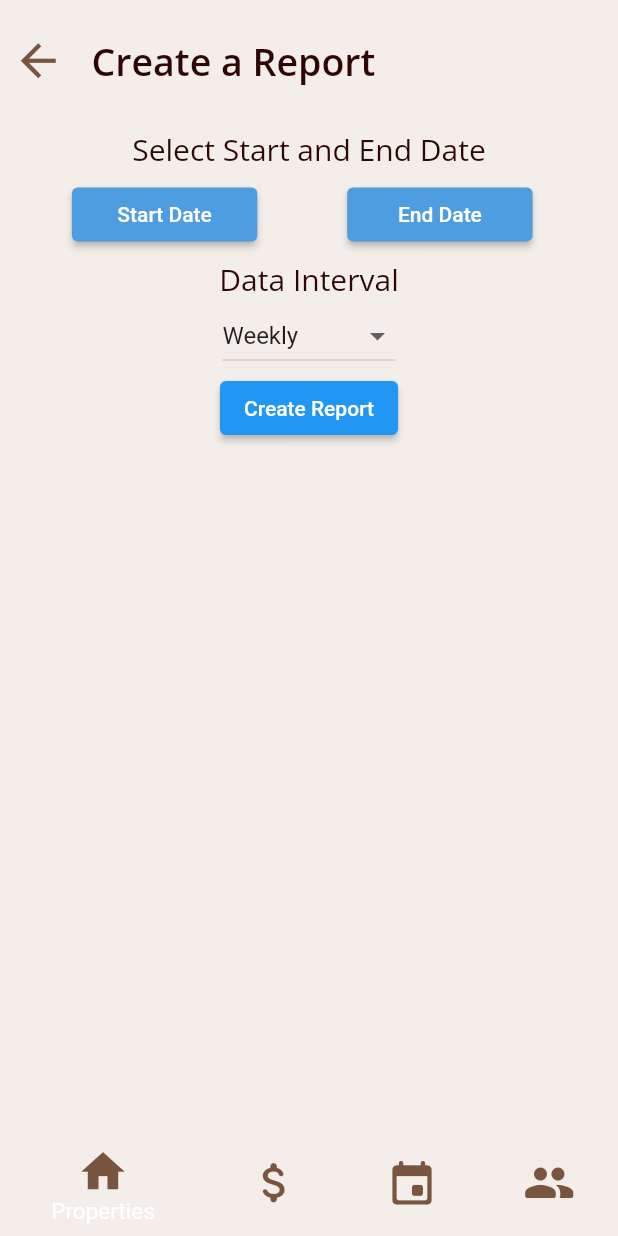
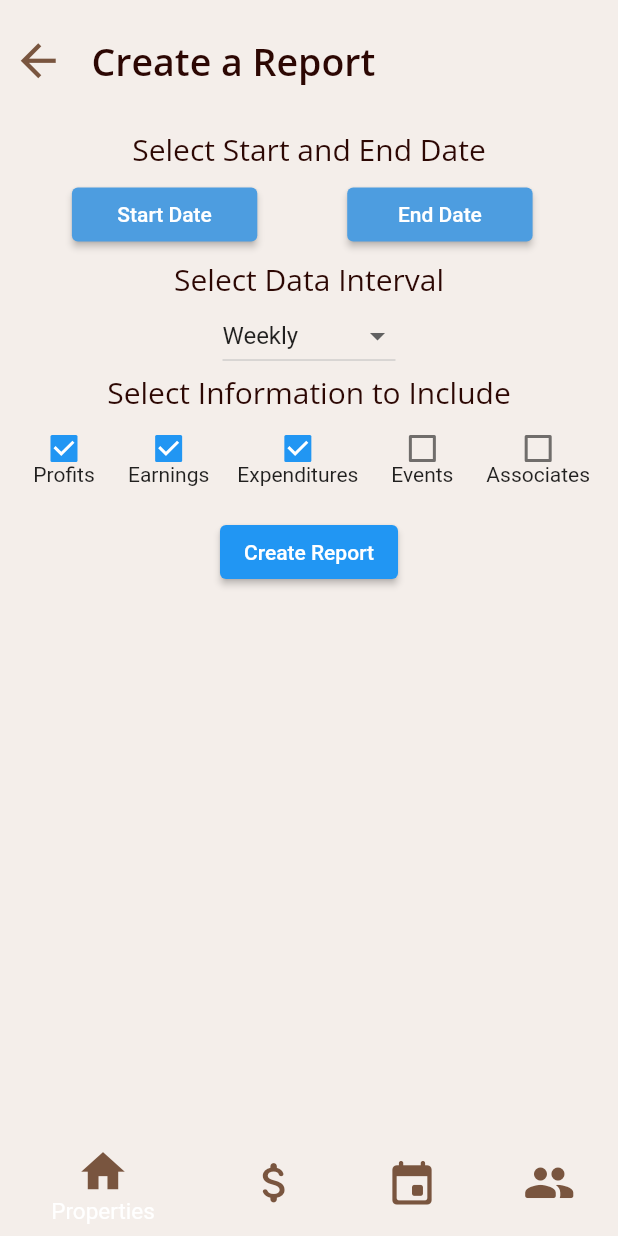
Before and after one commit to Skhoooler/villadex, a Flutter app: the GenerateReportOptions screen opened directly with empty values, on a phone screen of 412 x 824 dp. Run offline on Flutter 3.47's test engine with Material 2 defaults, Android fonts, the phone set to English and light mode, and no system bars; our stand-ins replace email_validator, fl_chart, flutter_svg, google_fonts, marquee, pdf and 3 more; accounts and stored records are empty.

Commit message:
Added options to the generate report feature that chooses what data to pull

```diff
--- a/lib/routes/properties/menu options/generate_report.dart
+++ b/lib/routes/properties/menu options/generate_report.dart
@@ -161,6 +161,7 @@ class _ReportGeneratorState extends State<ReportGenerator> {
           return pw.Column(
             children: [
               getTitle(),
+              if (widget.options["Profits"])
                 getProfit(gross, net, profitsChart),
             ],
           );
@@ -169,6 +170,7 @@ class _ReportGeneratorState extends State<ReportGenerator> {
     );
 
     /// Earnings
+    if (widget.options["Earnings"]) {
       report.addPage(
         pw.MultiPage(
           build: (context) {
@@ -178,8 +180,10 @@ class _ReportGeneratorState extends State<ReportGenerator> {
           },
         ),
       );
+    }
 
     /// Expenditures
+    if (widget.options["Expenditures"]) {
       report.addPage(
         pw.MultiPage(
           build: (context) {
@@ -189,6 +193,33 @@ class _ReportGeneratorState extends State<ReportGenerator> {
           },
         ),
       );
+    }
+
+    /// Events
+    if (widget.options["Events"]) {
+      report.addPage(
+        pw.MultiPage(
+          build: (context) {
+            return [
+              getEvents(),
+            ];
+          },
+        ),
+      );
+    }
+
+    /// Associates
+    if (widget.options["Associates"]) {
+      report.addPage(
+        pw.MultiPage(
+          build: (context) {
+            return [
+              getAssociates(),
+            ];
+          },
+        ),
+      );
+    }
     return report.save();
   }
 
@@ -253,7 +284,6 @@ class _ReportGeneratorState extends State<ReportGenerator> {
               ),
 
               pw.SizedBox(height: 10),
-
             ],
           ),
         ),
@@ -268,7 +298,14 @@ class _ReportGeneratorState extends State<ReportGenerator> {
   pw.Widget getEvents() {
     const headers = ["Name", "Date", "Address"];
 
-    return pw.Column();
+    return pw.Column(children: [pw.Text("Events")]);
+  }
+
+  /// Returns Associates
+  pw.Widget getAssociates() {
+    const headers = ["Name", "Date", "Address"];
+
+    return pw.Column(children: [pw.Text("Associates")]);
   }
 
   /// Returns Earnings
--- a/lib/routes/properties/menu options/generate_report_options.dart
+++ b/lib/routes/properties/menu options/generate_report_options.dart
@@ -26,6 +26,9 @@ class _GenerateReportOptionsState extends State<GenerateReportOptions> {
   Map<String, dynamic> options = {
     "Expenditures": true,
     "Earnings": true,
+    "Profits": true,
+    "Associates": false,
+    "Events": false,
     "Interval": DataInterval.weekly,
   };
 
@@ -95,7 +98,7 @@ class _GenerateReportOptionsState extends State<GenerateReportOptions> {
 
             /// Select data frequency
             Text(
-              "Data Interval",
+              "Select Data Interval",
               style: VilladexTextStyles().getTertiaryTextStyle(),
             ),
 
@@ -134,6 +137,111 @@ class _GenerateReportOptionsState extends State<GenerateReportOptions> {
                 );
               }).toList(),
             ),
+
+            /// Select what to include in the report
+            Center(
+              child: Text(
+                "Select Information to Include",
+                style: VilladexTextStyles().getTertiaryTextStyle(),
+              ),
+            ),
+            Row(
+              mainAxisAlignment: MainAxisAlignment.spaceEvenly,
+              children: [
+                /// Profits
+                Wrap(
+                  direction: Axis.vertical,
+                  crossAxisAlignment: WrapCrossAlignment.center,
+                  spacing: -15,
+                  children: [
+                    Checkbox(
+                      value: options["Profits"],
+                      onChanged: (bool? value) {
+                        setState(() {
+                          options["Profits"] = value;
+                        });
+                      },
+                    ),
+                    const Text("Profits"),
+                  ],
+                ),
+
+                /// Earnings
+                Wrap(
+                  direction: Axis.vertical,
+                  crossAxisAlignment: WrapCrossAlignment.center,
+                  spacing: -15,
+                  children: [
+                    Checkbox(
+                      value: options["Earnings"],
+                      onChanged: (bool? value) {
+                        setState(() {
+                          options["Earnings"] = value;
+                        });
+                      },
+                    ),
+                    const Text("Earnings"),
+                  ],
+                ),
+
+                /// Expenditures
+                Wrap(
+                  direction: Axis.vertical,
+                  crossAxisAlignment: WrapCrossAlignment.center,
+                  spacing: -15,
+                  children: [
+                    Checkbox(
+                      value: options["Expenditures"],
+                      onChanged: (bool? value) {
+                        setState(() {
+                          options["Expenditures"] = value;
+                        });
+                      },
+                    ),
+                    const Text("Expenditures"),
+                  ],
+                ),
+
+                /// Events
+                Wrap(
+                  direction: Axis.vertical,
+                  crossAxisAlignment: WrapCrossAlignment.center,
+                  spacing: -15,
+                  children: [
+                    Checkbox(
+                      value: options["Events"],
+                      onChanged: (bool? value) {
+                        setState(() {
+                          options["Events"] = value;
+                        });
+                      },
+                    ),
+                    const Text("Events"),
+                  ],
+                ),
+
+                /// Associates
+                Wrap(
+                  direction: Axis.vertical,
+                  crossAxisAlignment: WrapCrossAlignment.center,
+                  spacing: -15,
+                  children: [
+                    Checkbox(
+                      value: options["Associates"],
+                      onChanged: (bool? value) {
+                        setState(() {
+                          options["Associates"] = value;
+                        });
+                      },
+                    ),
+                    const Text("Associates"),
+                  ],
+                ),
+              ],
+            ),
+
+            /// Spacing
+            SizedBox(height: 20),
 
             /// Create Report Button
             ElevatedButton(
```
Lines whose indentation alone changed are shown as unchanged.
